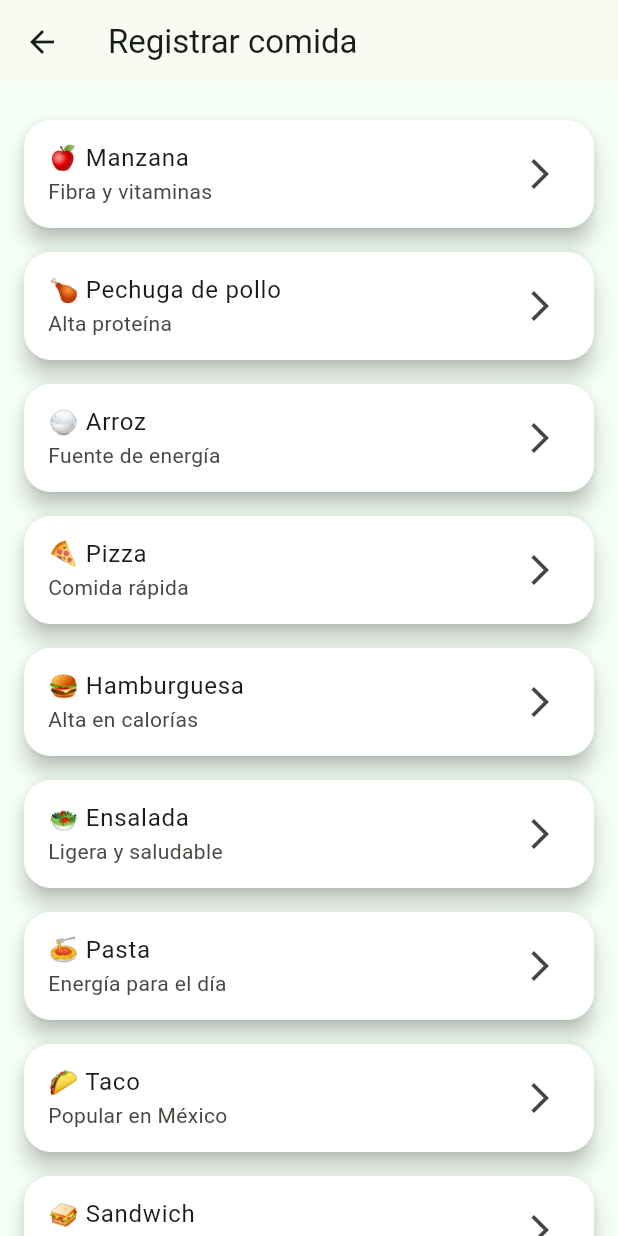
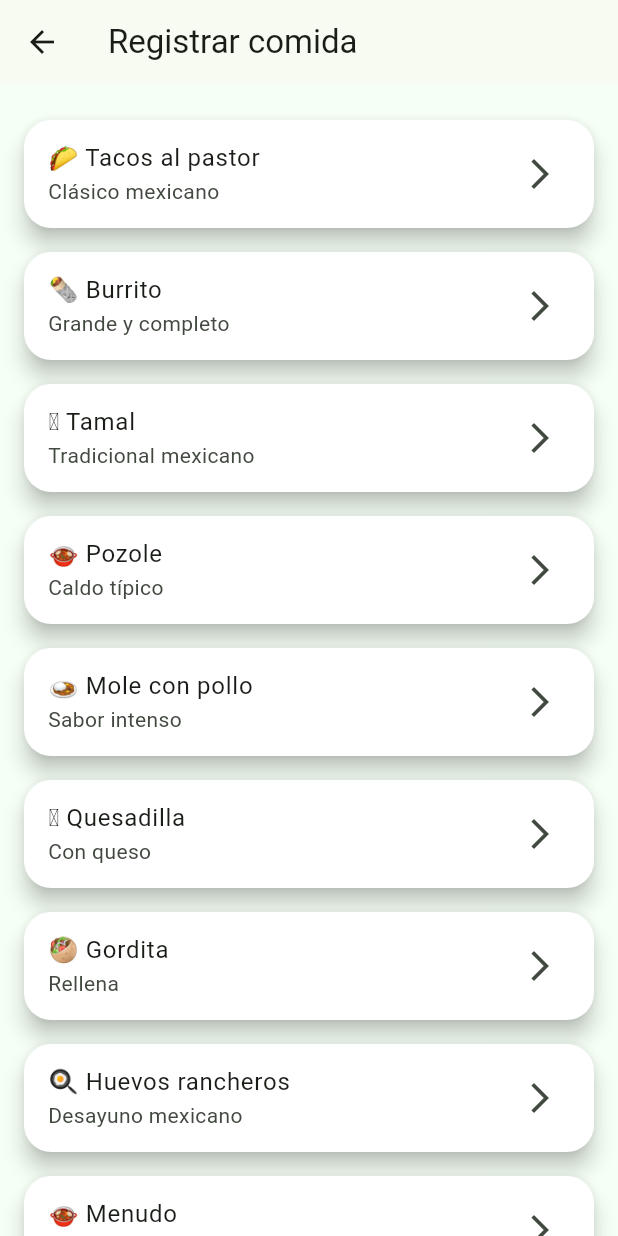
Before and after one commit to alan24511-ui/App_Feed_the_future, a Flutter app: the HomeScreen screen opened directly with empty values, after a tap on "Registrar comida", on a phone screen of 412 x 824 dp. Run offline on Flutter 3.47's test engine with Material 3 defaults, Android fonts, the phone set to English and light mode, and no system bars; our stand-ins replace fl_chart.

Commit message:
Mejore la pantalla de inicio con una grafica de calorias, agregue las funciones en registrar comida y database service para su correcto funcionamiento y agregue el archivo comida_model.dart

```diff
--- /dev/null
+++ b/lib/models/comida_model.dart
@@ -0,0 +1,13 @@
+class ComidaModel {
+  final String nombre;
+  final double calorias;
+  final String tipo;
+  final DateTime fecha;
+
+  ComidaModel({
+    required this.nombre,
+    required this.calorias,
+    required this.tipo,
+    required this.fecha,
+  });
+}
--- a/lib/screens/home_screen.dart
+++ b/lib/screens/home_screen.dart
@@ -1,5 +1,8 @@
 import 'package:flutter/material.dart';
+import 'package:fl_chart/fl_chart.dart';
+
 import '../services/database_service.dart';
+import '../models/comida_model.dart';
 
 import 'registrar_comida.dart';
 import 'recetas.dart';
@@ -12,7 +15,7 @@ class HomeScreen extends StatefulWidget {
   final String nombre;
   final double imc;
 
-  HomeScreen({required this.nombre, required this.imc});
+  const HomeScreen({super.key, required this.nombre, required this.imc});
 
   @override
   State<HomeScreen> createState() => _HomeScreenState();
@@ -20,16 +23,34 @@ class HomeScreen extends StatefulWidget {
 
 class _HomeScreenState extends State<HomeScreen> {
 
+  // 🔥 GRÁFICA
+  Widget grafica() {
+    final data = DatabaseService.caloriasPorTipoHoy();
+
+    return SizedBox(
+      height: 200,
+      child: PieChart(
+        PieChartData(
+          sections: [
+            PieChartSectionData(value: data["Desayuno"]!, title: "Desayuno"),
+            PieChartSectionData(value: data["Comida"]!, title: "Comida"),
+            PieChartSectionData(value: data["Cena"]!, title: "Cena"),
+          ],
+        ),
+      ),
+    );
+  }
+
   @override
   Widget build(BuildContext context) {
-    var Historial = DatabaseService.obtener();
+    double total = DatabaseService.caloriasHoy();
 
     return Scaffold(
       appBar: AppBar(
         title: Text("Hola, ${widget.nombre} 👋"),
         actions: [
           IconButton(
-            icon: Icon(Icons.notifications),
+            icon: const Icon(Icons.notifications),
             onPressed: () {
               Navigator.push(
                 context,
@@ -49,15 +70,42 @@ class _HomeScreenState extends State<HomeScreen> {
             // 🔹 TARJETA IMC
             Card(
               child: ListTile(
-                leading: Icon(Icons.monitor_heart, color: Colors.green),
+                leading: const Icon(Icons.monitor_heart, color: Colors.green),
                 title: Text("IMC: ${widget.imc.toStringAsFixed(1)}"),
-                subtitle: Text("Estado saludable"),
+                subtitle: const Text("Estado saludable"),
               ),
             ),
 
-            const SizedBox(height: 20),
+            const SizedBox(height: 15),
 
-            // 🔹 GRID DE OPCIONES
+            // 🔥 CALORÍAS DEL DÍA
+            Card(
+              child: Padding(
+                padding: const EdgeInsets.all(16),
+                child: Column(
+                  children: [
+                    const Text(
+                      "Calorías de hoy",
+                      style: TextStyle(fontSize: 18, fontWeight: FontWeight.bold),
+                    ),
+                    const SizedBox(height: 10),
+                    Text(
+                      "${total.toStringAsFixed(1)} kcal",
+                      style: const TextStyle(fontSize: 28),
+                    ),
+                  ],
+                ),
+              ),
+            ),
+
+            const SizedBox(height: 15),
+
+            // 🔥 GRÁFICA
+            grafica(),
+
+            const SizedBox(height: 15),
+
+            // 🔹 GRID
             Expanded(
               child: GridView.count(
                 crossAxisCount: 2,
@@ -65,13 +113,14 @@ class _HomeScreenState extends State<HomeScreen> {
                 mainAxisSpacing: 15,
 
                 children: [
-
-                  _card(context, "Registrar comida", Icons.fastfood, RegistrarComida()),
+                  _card(context, "Registrar comida", Icons.fastfood, const RegistrarComida()),
                   _card(context, "Recetas", Icons.menu_book, Recetas()),
                   _card(context, "Perfil", Icons.person, Perfil()),
                   _card(context, "Mascota", Icons.pets, Mascota()),
                   _card(context, "Ajustes", Icons.settings, Ajustes()),
 
+                  // 🔥 NUEVO: HISTORIAL
+                  _card(context, "Historial", Icons.history, HistorialScreen()),
                 ],
               ),
             ),
@@ -81,7 +130,7 @@ class _HomeScreenState extends State<HomeScreen> {
     );
   }
 
-  // 🔥 TARJETA REUTILIZABLE
+  // 🔹 TARJETA REUTILIZABLE
   Widget _card(BuildContext ctx, String title, IconData icon, Widget page) {
     return GestureDetector(
       onTap: () async {
@@ -113,46 +162,38 @@ class _HomeScreenState extends State<HomeScreen> {
       ),
     );
   }
+}
 
-  // 🔥 PANTALLA DE HISTORIAL
-  Widget _HistorialScreen() {
-    var data = DatabaseService.obtener();
+// 🔥 HISTORIAL NUEVO (USANDO MODELO)
+class HistorialScreen extends StatelessWidget {
+  const HistorialScreen({super.key});
+
+  @override
+  Widget build(BuildContext context) {
+    List<ComidaModel> data = DatabaseService.obtenerComidas();
 
     return Scaffold(
-      appBar: AppBar(title: Text("Historial")),
+      appBar: AppBar(title: const Text("Historial")),
 
       body: data.isEmpty
           ? const Center(child: Text("No hay registros"))
-          : ListView(
-        children: data.map((c) {
+          : ListView.builder(
+        itemCount: data.length,
+        itemBuilder: (_, i) {
+          final c = data[i];
+
           return ListTile(
-            leading: Icon(Icons.restaurant),
-            title: Text(c["nombre"]),
-            subtitle: Text("${c["cal"]} kcal"),
+            leading: const Icon(Icons.restaurant),
+            title: Text(c.nombre),
+            subtitle: Text(
+              "${c.calorias.toStringAsFixed(1)} kcal - ${c.tipo}",
+            ),
+            trailing: Text(
+              "${c.fecha.day}/${c.fecha.month}",
+            ),
           );
-        }).toList(),
+        },
       ),
     );
   }
 }
-class HistorialScreen extends StatelessWidget {
-  @override
-  Widget build(BuildContext context) {
-    var data = DatabaseService.obtener();
-
-    return Scaffold(
-      appBar: AppBar(title: Text("Historial")),
-      body: data.isEmpty
-          ? Center(child: Text("No hay registros"))
-          : ListView(
-        children: data.map((c) {
-          return ListTile(
-            leading: Icon(Icons.restaurant),
-            title: Text(c["nombre"]),
-            subtitle: Text("${c["cal"]} kcal"),
-          );
-        }).toList(),
-      ),
-    );
-  }
-}
--- a/lib/screens/registrar_comida.dart
+++ b/lib/screens/registrar_comida.dart
@@ -1,4 +1,6 @@
 import 'package:flutter/material.dart';
+import '../services/database_service.dart';
+import '../models/comida_model.dart';
 
 class RegistrarComida extends StatefulWidget {
   const RegistrarComida({super.key});
@@ -11,19 +13,44 @@ class _RegistrarComidaState extends State<RegistrarComida> {
 
   // ---------------- LISTA DE COMIDAS ----------------
   final List<Map<String, dynamic>> comidas = [
-    {"nombre": "🍎 Manzana", "desc": "Fibra y vitaminas", "cal": 52, "carbs": 14, "prot": 0.3, "gras": 0.2},
+    {"nombre": "🌮 Tacos al pastor", "desc": "Clásico mexicano", "cal": 180, "carbs": 20, "prot": 10, "gras": 8},
+    {"nombre": "🌯 Burrito", "desc": "Grande y completo", "cal": 300, "carbs": 35, "prot": 15, "gras": 12},
+    {"nombre": "🫔 Tamal", "desc": "Tradicional mexicano", "cal": 250, "carbs": 30, "prot": 8, "gras": 10},
+    {"nombre": "🍲 Pozole", "desc": "Caldo típico", "cal": 220, "carbs": 18, "prot": 15, "gras": 9},
+    {"nombre": "🍛 Mole con pollo", "desc": "Sabor intenso", "cal": 350, "carbs": 25, "prot": 20, "gras": 18},
+    {"nombre": "🫓 Quesadilla", "desc": "Con queso", "cal": 200, "carbs": 22, "prot": 9, "gras": 10},
+    {"nombre": "🥙 Gordita", "desc": "Rellena", "cal": 270, "carbs": 30, "prot": 10, "gras": 12},
+    {"nombre": "🍳 Huevos rancheros", "desc": "Desayuno mexicano", "cal": 280, "carbs": 20, "prot": 14, "gras": 15},
+    {"nombre": "🍲 Menudo", "desc": "Caldo tradicional", "cal": 200, "carbs": 10, "prot": 18, "gras": 10},
+    {"nombre": "🥘 Chilaquiles", "desc": "Con salsa", "cal": 300, "carbs": 35, "prot": 12, "gras": 14},
+
     {"nombre": "🍗 Pechuga de pollo", "desc": "Alta proteína", "cal": 165, "carbs": 0, "prot": 31, "gras": 3.6},
+    {"nombre": "🥩 Carne asada", "desc": "Rica en proteína", "cal": 250, "carbs": 0, "prot": 26, "gras": 15},
+    {"nombre": "🍖 Costillas BBQ", "desc": "Jugosas", "cal": 320, "carbs": 10, "prot": 20, "gras": 25},
+    {"nombre": "🍔 Hamburguesa", "desc": "Comida rápida", "cal": 295, "carbs": 30, "prot": 17, "gras": 12},
+    {"nombre": "🍕 Pizza", "desc": "Clásica", "cal": 266, "carbs": 33, "prot": 11, "gras": 10},
+
     {"nombre": "🍚 Arroz", "desc": "Fuente de energía", "cal": 130, "carbs": 28, "prot": 2.7, "gras": 0.3},
-    {"nombre": "🍕 Pizza", "desc": "Comida rápida", "cal": 266, "carbs": 33, "prot": 11, "gras": 10},
-    {"nombre": "🍔 Hamburguesa", "desc": "Alta en calorías", "cal": 295, "carbs": 30, "prot": 17, "gras": 12},
-    {"nombre": "🥗 Ensalada", "desc": "Ligera y saludable", "cal": 80, "carbs": 10, "prot": 3, "gras": 2},
-    {"nombre": "🍝 Pasta", "desc": "Energía para el día", "cal": 158, "carbs": 31, "prot": 6, "gras": 1},
-    {"nombre": "🌮 Taco", "desc": "Popular en México", "cal": 120, "carbs": 15, "prot": 8, "gras": 5},
-    {"nombre": "🥪 Sandwich", "desc": "Comida rápida", "cal": 250, "carbs": 30, "prot": 12, "gras": 8},
-    {"nombre": "🍳 Huevo", "desc": "Proteína natural", "cal": 155, "carbs": 1.1, "prot": 13, "gras": 11},
+    {"nombre": "🍝 Pasta", "desc": "Energía", "cal": 158, "carbs": 31, "prot": 6, "gras": 1},
+    {"nombre": "🥔 Papas fritas", "desc": "Crujientes", "cal": 312, "carbs": 41, "prot": 3, "gras": 15},
+
+    {"nombre": "🥗 Ensalada", "desc": "Ligera", "cal": 80, "carbs": 10, "prot": 3, "gras": 2},
+    {"nombre": "🥑 Aguacate", "desc": "Grasas saludables", "cal": 160, "carbs": 9, "prot": 2, "gras": 15},
+    {"nombre": "🍎 Manzana", "desc": "Fibra", "cal": 52, "carbs": 14, "prot": 0.3, "gras": 0.2},
+
+    {"nombre": "🥪 Sandwich", "desc": "Rápido", "cal": 250, "carbs": 30, "prot": 12, "gras": 8},
+    {"nombre": "🌭 Hot Dog", "desc": "Clásico", "cal": 290, "carbs": 28, "prot": 10, "gras": 18},
+    {"nombre": "🍗 Nuggets", "desc": "Pollo empanizado", "cal": 280, "carbs": 18, "prot": 15, "gras": 18},
+
+    {"nombre": "🍣 Sushi", "desc": "Comida japonesa", "cal": 200, "carbs": 30, "prot": 10, "gras": 5},
+    {"nombre": "🥟 Dumplings", "desc": "Rellenos", "cal": 230, "carbs": 25, "prot": 10, "gras": 9},
+    {"nombre": "🍜 Ramen", "desc": "Sopa asiática", "cal": 350, "carbs": 45, "prot": 15, "gras": 12},
+
+    {"nombre": "🍩 Dona", "desc": "Dulce", "cal": 260, "carbs": 30, "prot": 4, "gras": 14},
+    {"nombre": "🍫 Chocolate", "desc": "Postre", "cal": 210, "carbs": 25, "prot": 2, "gras": 12},
+    {"nombre": "🍰 Pastel", "desc": "Dulce", "cal": 320, "carbs": 40, "prot": 5, "gras": 15},
   ];
 
-  // ---------------- ACOMPAÑANTES ----------------
   final List<Map<String, dynamic>> acompanantes = [
     {"nombre": "🥑 Aguacate", "cal": 160},
     {"nombre": "🥗 Ensalada extra", "cal": 33},
@@ -32,7 +59,6 @@ class _RegistrarComidaState extends State<RegistrarComida> {
     {"nombre": "🍟 Papas", "cal": 220},
   ];
 
-  // ---------------- BEBIDAS ----------------
   final List<Map<String, dynamic>> bebidas = [
     {"nombre": "💧 Agua", "cal": 0},
     {"nombre": "🥤 Refresco", "cal": 150},
@@ -41,7 +67,6 @@ class _RegistrarComidaState extends State<RegistrarComida> {
     {"nombre": "🧃 Jugo", "cal": 110},
   ];
 
-  // ---------------- ESTADOS ----------------
   Map<String, dynamic>? comidaSeleccionada;
 
   int gramos = 100;
@@ -54,7 +79,6 @@ class _RegistrarComidaState extends State<RegistrarComida> {
 
   final TextEditingController notas = TextEditingController();
 
-  // ---------------- CALCULOS ----------------
   double calcularCalorias() {
     if (comidaSeleccionada == null) return 0;
 
@@ -68,15 +92,13 @@ class _RegistrarComidaState extends State<RegistrarComida> {
     }
 
     if (bebidaSeleccionada != null) {
-      var bebida =
-      bebidas.firstWhere((b) => b["nombre"] == bebidaSeleccionada);
+      var bebida = bebidas.firstWhere((b) => b["nombre"] == bebidaSeleccionada);
       extra += bebida["cal"];
     }
 
     return base + extra;
   }
 
-  // ---------------- NAVEGAR A DETALLE ----------------
   void abrirDetalle(Map<String, dynamic> comida) {
     setState(() {
       comidaSeleccionada = comida;
@@ -89,19 +111,14 @@ class _RegistrarComidaState extends State<RegistrarComida> {
     showModalBottomSheet(
       context: context,
       isScrollControlled: true,
-      backgroundColor: Colors.white,
-      shape: RoundedRectangleBorder(
-          borderRadius: BorderRadius.vertical(top: Radius.circular(25))),
       builder: (_) => detalleComida(),
     );
   }
 
-  // ---------------- UI PRINCIPAL ----------------
   @override
   Widget build(BuildContext context) {
     return Scaffold(
       appBar: AppBar(title: const Text("Registrar comida")),
-
       body: ListView.builder(
         padding: const EdgeInsets.all(16),
         itemCount: comidas.length,
@@ -110,8 +127,8 @@ class _RegistrarComidaState extends State<RegistrarComida> {
 
           return Card(
             margin: const EdgeInsets.symmetric(vertical: 8),
-            shape:
-            RoundedRectangleBorder(borderRadius: BorderRadius.circular(18)),
+            shape: RoundedRectangleBorder(
+                borderRadius: BorderRadius.circular(18)),
             child: ListTile(
               title: Text(comida["nombre"]),
               subtitle: Text(comida["desc"]),
@@ -124,7 +141,6 @@ class _RegistrarComidaState extends State<RegistrarComida> {
     );
   }
 
-  // ---------------- DETALLE COMPLETO ----------------
   Widget detalleComida() {
     return StatefulBuilder(
       builder: (context, setModalState) {
@@ -133,11 +149,9 @@ class _RegistrarComidaState extends State<RegistrarComida> {
         return Padding(
           padding: EdgeInsets.only(
               bottom: MediaQuery.of(context).viewInsets.bottom),
-
           child: SingleChildScrollView(
             child: Padding(
               padding: const EdgeInsets.all(20),
-
               child: Column(
                 crossAxisAlignment: CrossAxisAlignment.start,
                 children: [
@@ -147,8 +161,9 @@ class _RegistrarComidaState extends State<RegistrarComida> {
                       width: 50,
                       height: 5,
                       decoration: BoxDecoration(
-                          color: Colors.grey.shade300,
-                          borderRadius: BorderRadius.circular(10)),
+                        color: Colors.grey.shade300,
+                        borderRadius: BorderRadius.circular(10),
+                      ),
                     ),
                   ),
 
@@ -162,12 +177,10 @@ class _RegistrarComidaState extends State<RegistrarComida> {
 
                   const SizedBox(height: 15),
 
-                  // TIPO COMIDA
                   DropdownButton<String>(
                     value: tipoComida,
                     items: tipos
-                        .map((t) =>
-                        DropdownMenuItem(value: t, child: Text(t)))
+                        .map((t) => DropdownMenuItem(value: t, child: Text(t)))
                         .toList(),
                     onChanged: (v) =>
                         setModalState(() => tipoComida = v!),
@@ -175,7 +188,6 @@ class _RegistrarComidaState extends State<RegistrarComida> {
 
                   const SizedBox(height: 20),
 
-                  // GRAMOS
                   const Text("Cantidad en gramos"),
                   Slider(
                     value: gramos.toDouble(),
@@ -187,7 +199,6 @@ class _RegistrarComidaState extends State<RegistrarComida> {
                         setModalState(() => gramos = v.toInt()),
                   ),
 
-                  // PORCIONES
                   Row(
                     mainAxisAlignment: MainAxisAlignment.center,
                     children: [
@@ -246,7 +257,8 @@ class _RegistrarComidaState extends State<RegistrarComida> {
                         child: Text(b["nombre"] as String),
                       );
                     }).toList(),
-                    onChanged: (v) => setState(() => bebidaSeleccionada = v),
+                    onChanged: (v) =>
+                        setModalState(() => bebidaSeleccionada = v),
                   ),
 
                   const SizedBox(height: 20),
@@ -269,11 +281,9 @@ class _RegistrarComidaState extends State<RegistrarComida> {
                         MainAxisAlignment.spaceBetween,
                         children: [
                           const Text("Calorías totales",
-                              style:
-                              TextStyle(fontWeight: FontWeight.bold)),
+                              style: TextStyle(fontWeight: FontWeight.bold)),
                           Text("${total.toStringAsFixed(1)} kcal",
-                              style:
-                              const TextStyle(fontSize: 18)),
+                              style: const TextStyle(fontSize: 18)),
                         ],
                       ),
                     ),
@@ -285,11 +295,20 @@ class _RegistrarComidaState extends State<RegistrarComida> {
                     width: double.infinity,
                     child: ElevatedButton(
                       onPressed: () {
+                        DatabaseService.agregarComida(
+                          ComidaModel(
+                            nombre: comidaSeleccionada!["nombre"],
+                            calorias: total,
+                            tipo: tipoComida,
+                            fecha: DateTime.now(),
+                          ),
+                        );
+
                         Navigator.pop(context);
 
                         ScaffoldMessenger.of(context).showSnackBar(
                           const SnackBar(
-                              content: Text("Comida registrada")),
+                              content: Text("Comida guardada correctamente")),
                         );
                       },
                       child: const Text("Guardar comida"),
--- a/lib/services/database_service.dart
+++ b/lib/services/database_service.dart
@@ -1,11 +1,44 @@
+import '../models/comida_model.dart';
+
 class DatabaseService {
-  static List<Map<String, dynamic>> historial = [];
+  static final List<ComidaModel> _comidas = [];
 
-  static void guardar(Map<String, dynamic> comida) {
-    historial.add(comida);
+  static void agregarComida(ComidaModel comida) {
+    _comidas.add(comida);
   }
 
-  static List<Map<String, dynamic>> obtener() {
-    return historial;
+  static List<ComidaModel> obtenerComidas() {
+    return _comidas;
+  }
+
+  static double caloriasHoy() {
+    DateTime hoy = DateTime.now();
+
+    return _comidas
+        .where((c) =>
+    c.fecha.day == hoy.day &&
+        c.fecha.month == hoy.month &&
+        c.fecha.year == hoy.year)
+        .fold(0, (sum, c) => sum + c.calorias);
+  }
+
+  static Map<String, double> caloriasPorTipoHoy() {
+    DateTime hoy = DateTime.now();
+
+    Map<String, double> data = {
+      "Desayuno": 0,
+      "Comida": 0,
+      "Cena": 0,
+    };
+
+    for (var c in _comidas) {
+      if (c.fecha.day == hoy.day &&
+          c.fecha.month == hoy.month &&
+          c.fecha.year == hoy.year) {
+        data[c.tipo] = (data[c.tipo] ?? 0) + c.calorias;
+      }
+    }
+
+    return data;
   }
 }
--- a/pubspec.yaml
+++ b/pubspec.yaml
@@ -34,6 +34,7 @@ dependencies:
   # The following adds the Cupertino Icons font to your application.
   # Use with the CupertinoIcons class for iOS style icons.
   cupertino_icons: ^1.0.8
+  fl_chart: ^1.2.0
 
 dev_dependencies:
   flutter_test:
```
Also changed, not shown: pubspec.lock.
